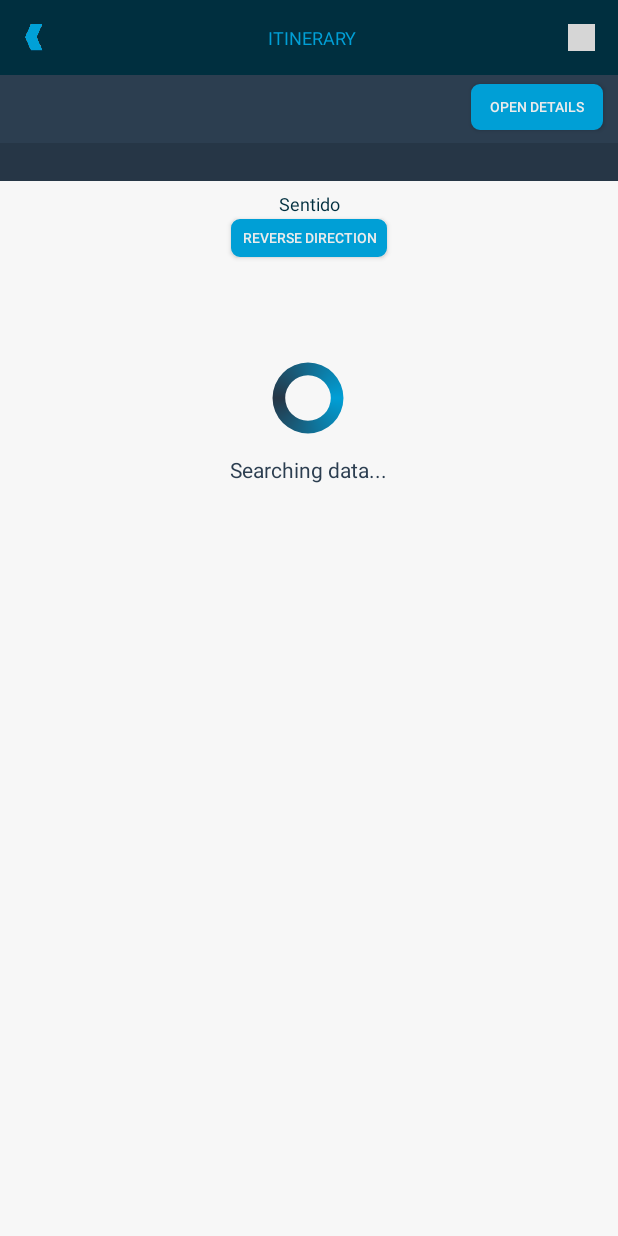
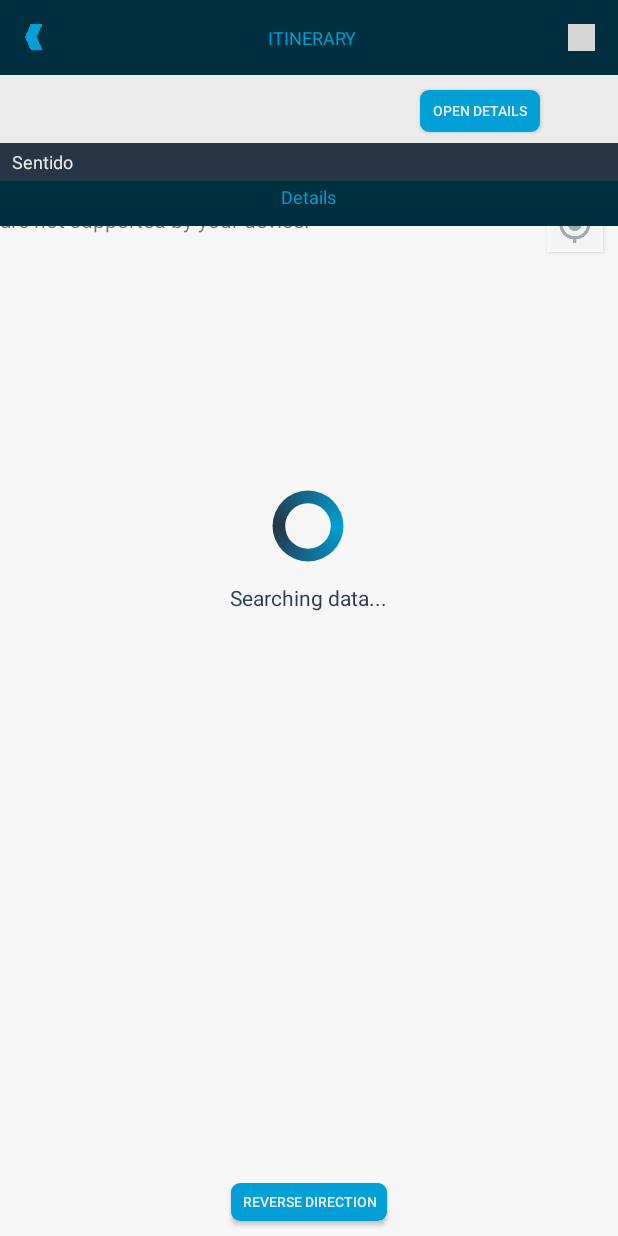
Before and after one commit to alanlyra/PDO, an Android app: the ItinerarioActivity screen opened directly, with no data from a screen before it, on a phone screen of 412 x 824 dp. Run offline under Robolectric (Android 15) with nearby library versions, the phone set to English and light mode, and no system bars; libraries missing offline, so code that uses them is left out: com.sothree.slidinguppanel; plain views replace SlidingUpPanelLayout; 1 statement that could not run was skipped; grey boxes are pictures that could not be loaded.

Commit message:
Varias alterações (Layout em Itinerario e Rotas)

```diff
--- a/app/src/main/java/br/com/anso/pdo/selecionarEndereco/SelecionarEnderecoActivity.java
+++ b/app/src/main/java/br/com/anso/pdo/selecionarEndereco/SelecionarEnderecoActivity.java
@@ -5,8 +5,10 @@ import android.os.Bundle;
 import android.os.Handler;
 import android.text.Editable;
 import android.text.TextWatcher;
+import android.view.KeyEvent;
 import android.view.View;
 import android.view.WindowManager;
+import android.view.inputmethod.EditorInfo;
 import android.widget.AdapterView;
 import android.widget.ArrayAdapter;
 import android.widget.Button;
--- a/app/src/main/res/layout/itinerario.xml
+++ b/app/src/main/res/layout/itinerario.xml
@@ -6,9 +6,9 @@
     android:background="#f7f7f7"
     tools:context="br.com.anso.pdo.itinerario.ItinerarioActivity">
 
-
         <FrameLayout
             android:layout_width="match_parent"
+            android:id="@+id/top"
             android:layout_height="50dp"
             android:layout_gravity="center_horizontal"
             android:background="@color/color_primary3">
@@ -49,17 +49,154 @@
                 android:background="@drawable/home"
                 android:layout_gravity="right|center_vertical"
                 android:layout_marginRight="15dp" />
+
         </FrameLayout>
+
+        <ImageView
+            android:id="@+id/click5"
+            android:layout_width="25dp"
+            android:layout_height="25dp"
+            android:layout_gravity="right|center_vertical"
+            android:rotation="90"
+            android:layout_marginLeft="230dp"
+            android:layout_marginTop="60dp"
+            android:background="@drawable/touchpoint3"
+            android:duration="6000"
+            android:repeatCount="infinite"
+            android:visibility="gone"/>
+
+        <Button
+            android:layout_width="80dp"
+            android:layout_height="28dp"
+            android:layout_marginTop="60dp"
+            android:layout_marginLeft="280dp"
+            android:id="@+id/botaoDeItinerario"
+            android:text="@string/detalhes_Itinerario_Abrir"
+            android:textSize="9dp"
+            android:layout_gravity="right|center_vertical"
+            android:background="@drawable/cornerborder"
+            android:textColor="@color/color_primary1"
+            android:layout_marginRight="10dp"
+            android:onClick="MostrarDetalhesItinerario"
+            android:visibility="visible"/>
+
+
+        <LinearLayout
+            android:layout_width="match_parent"
+            android:layout_height="45dp"
+            android:id="@+id/linha"
+            android:background="@color/color_primary1"
+            android:layout_marginTop="0dp"
+            android:layout_below="@+id/top">
+
+            <LinearLayout
+                android:id="@+id/flag_itinerario"
+                android:layout_height="40dp"
+                android:layout_width="40dp"
+                android:layout_marginTop="1dp"
+                android:layout_marginBottom="6dp"
+                android:layout_marginLeft="-34dp"
+                android:rotation = "16"
+                android:orientation="vertical"
+                android:layout_gravity="center_vertical"
+                />
+
+            <LinearLayout
+                android:id="@+id/flag3"
+                android:layout_height="6dp"
+                android:layout_width="40dp"
+                android:layout_marginBottom="20dp"
+                android:layout_marginLeft="-30dp"
+                android:background="@color/color_primary1"
+                android:orientation="vertical"
+                android:layout_gravity="center_vertical"
+                />
+
+            <TextView
+                android:id="@+id/num_linha"
+                android:maxWidth="200dp"
+                android:layout_width="wrap_content"
+                android:layout_height="wrap_content"
+                android:paddingTop="7dp"
+                android:layout_marginLeft="10dp"
+                android:textSize="16dp"
+                android:textColor="@color/color_primary3"
+                android:layout_marginTop="-2dp" />
+
+            <TextView
+                android:id="@+id/consorcio"
+                android:maxWidth="200dp"
+                android:layout_width="wrap_content"
+                android:layout_height="wrap_content"
+                android:textSize="11dp"
+                android:textColor="@color/color_primary3"
+                android:layout_gravity="left|center_vertical"
+                android:layout_marginTop="10dp"
+                android:layout_marginLeft="-28dp" />
+
+        </LinearLayout>
+
+        <LinearLayout
+            android:layout_width="match_parent"
+            android:layout_height="25dp"
+            android:layout_marginTop="0dp"
+            android:background="@color/listview2"
+            android:id="@+id/tempodeviagem"
+            android:layout_below="@+id/linha">
+
+            <FrameLayout
+                android:layout_width="match_parent"
+                android:layout_height="match_parent"
+                android:id="@+id/tempodeviagem2">
+
+                <TextView
+                    android:layout_width="match_parent"
+                    android:layout_height="wrap_content"
+                    android:gravity="left"
+                    android:id="@+id/sentido"
+                    android:textColor="@color/color_primary1"
+                    android:text="Sentido"
+                    android:layout_gravity="center"
+                    android:textSize="12dp"
+                    android:layout_marginLeft="5dp"
+                    android:textColorHint="#002F3F"
+                    android:textIsSelectable="true"
+                    android:singleLine="false" />
+
+                <TextView
+                    android:id="@+id/duracao"
+                    android:layout_width="wrap_content"
+                    android:layout_height="wrap_content"
+                    android:textSize="12dp"
+                    android:gravity="right"
+                    android:textAlignment="gravity"
+                    android:textColor="#009FD6"
+                    android:layout_marginLeft="240dp"
+                    android:layout_gravity="center_vertical" />
+
+                <TextView
+                    android:id="@+id/duracaoTXT"
+                    android:layout_width="wrap_content"
+                    android:layout_height="wrap_content"
+                    android:textSize="12dp"
+                    android:textColor="#95a4a6"
+                    android:layout_marginLeft="290dp"
+                    android:layout_gravity="center_vertical" />
+            </FrameLayout>
+
+        </LinearLayout>
+
 
     <com.sothree.slidinguppanel.SlidingUpPanelLayout
         xmlns:sothree="http://schemas.android.com/apk/res-auto"
         android:id="@+id/sliding_layoutItinerario"
         android:layout_width="match_parent"
         android:layout_height="match_parent"
-        android:layout_marginTop="50dp"
+        android:layout_below="@+id/tempodeviagem"
+        android:layout_marginTop="0dp"
         android:gravity="bottom"
-        sothree:umanoPanelHeight="140dp"
-        sothree:umanoParallaxOffset="100dp"
+        sothree:umanoPanelHeight="0dp"
+        sothree:umanoParallaxOffset="10dp"
         sothree:umanoShadowHeight="0dp"
         sothree:umanoScrollableView="@+id/listlinhasdoponto"
         sothree:umanoAnchorPoint="1"
@@ -86,6 +223,20 @@
                 android:background="@drawable/gpsbutton"
                 android:alpha="0.8"
                 android:paddingRight="10dp"/>
+
+            <Button
+                android:layout_width="104dp"
+                android:layout_height="25dp"
+                android:layout_marginBottom="10dp"
+                android:id="@+id/botaoDeInversao"
+                android:text="@string/inverter_sentido"
+                android:textSize="9dp"
+                android:background="@drawable/cornerborder"
+                android:textColor="@color/color_primary1"
+                android:layout_gravity="bottom|center_horizontal"
+                android:onClick="InverterPartidaeDestino"
+                android:visibility="visible"
+                android:layout_weight="0.01" />
         </fragment>
 
         <FrameLayout
@@ -94,236 +245,75 @@
             android:layout_alignParentTop="true"
             android:layout_centerHorizontal="true">
 
-            <RelativeLayout
-                android:layout_width="match_parent"
-                android:layout_height="180dp"
-                android:layout_gravity="top"
-                android:orientation="vertical">
 
-                <LinearLayout
-                    android:layout_width="match_parent"
-                    android:layout_height="45dp"
-                    android:background="@color/listview1">
-
-                    <!--<LinearLayout
-                        android:id="@+id/flag_itinerario"
-                        android:layout_height="match_parent"
-                        android:layout_width="5dp"
-                        android:layout_marginTop="5dp"
-                        android:orientation="vertical"
-                        android:layout_gravity="center_vertical"
-                        android:layout_marginBottom="5dp" />-->
-
-                    <LinearLayout
-                        android:id="@+id/flag_itinerario"
-                        android:layout_height="40dp"
-                        android:layout_width="40dp"
-                        android:layout_marginTop="1dp"
-                        android:layout_marginBottom="6dp"
-                        android:layout_marginLeft="-34dp"
-                        android:rotation = "16"
-                        android:orientation="vertical"
-                        android:layout_gravity="center_vertical"
-                        />
-
-                    <LinearLayout
-                        android:id="@+id/flag3"
-                        android:layout_height="6dp"
-                        android:layout_width="40dp"
-                        android:layout_marginBottom="20dp"
-                        android:layout_marginLeft="-30dp"
-                        android:background="@color/listview1"
-                        android:orientation="vertical"
-                        android:layout_gravity="center_vertical"
-                        />
-
-                    <TextView
-                        android:id="@+id/num_linha"
-                        android:layout_width="wrap_content"
-                        android:layout_height="wrap_content"
-                        android:paddingTop="7dp"
-                        android:layout_marginLeft="10dp"
-                        android:textSize="16dp"
-                        android:textColor="#f7f7f7"
-                        android:layout_marginTop="-2dp" />
-
-                    <TextView
-                        android:id="@+id/consorcio"
-                        android:layout_width="wrap_content"
-                        android:layout_height="wrap_content"
-                        android:textSize="11dp"
-                        android:textColor="#95a4a6"
-                        android:layout_gravity="left|center_vertical"
-                        android:layout_marginTop="10dp"
-                        android:layout_marginLeft="-28dp" />
-                </LinearLayout>
-
-                <LinearLayout
-                    android:layout_width="match_parent"
-                    android:layout_height="25dp"
-                    android:layout_marginTop="45dp"
-                    android:background="@color/listview2"
-                    android:id="@+id/tempodeviagem">
-
-                    <FrameLayout
-                        android:layout_width="match_parent"
-                        android:layout_height="match_parent"
-                        android:id="@+id/tempodeviagem2">
-
-                        <TextView
-                            android:id="@+id/duracao"
-                            android:layout_width="wrap_content"
-                            android:layout_height="wrap_content"
-                            android:textSize="12dp"
-                            android:textColor="#009FD6"
-                            android:layout_marginLeft="15dp"
-                            android:layout_gravity="center_vertical" />
-
-                        <TextView
-                            android:id="@+id/duracaoTXT"
-                            android:layout_width="wrap_content"
-                            android:layout_height="wrap_content"
-                            android:textSize="12dp"
-                            android:textColor="#95a4a6"
-                            android:layout_marginLeft="65dp"
-                            android:layout_gravity="center_vertical" />
-                    </FrameLayout>
-
-                </LinearLayout>
-
-
-                <FrameLayout
-                    android:layout_width="match_parent"
-                    android:layout_height="70dp"
-                    android:background="#f7f7f7"
-                    android:layout_weight="1.21"
-                    android:paddingTop="-20dp"
-                    android:layout_below="@+id/tempodeviagem">
-
-                    <TextView
-                        android:layout_width="match_parent"
-                        android:layout_height="wrap_content"
-                        android:gravity="center"
-                        android:id="@+id/sentido"
-                        android:layout_marginTop="-20dp"
-                        android:textColor="#002F3F"
-                        android:text="Sentido"
-                        android:layout_gravity="center"
-                        android:textSize="12dp"
-                        android:textColorHint="#002F3F"
-                        android:textIsSelectable="true"
-                        android:textAlignment="center"
-                        android:singleLine="false" />
-
-                </FrameLayout>
 
             <LinearLayout
                 android:layout_width="match_parent"
                 android:layout_height="match_parent"
+                android:layout_gravity="center_horizontal|bottom"
                 android:orientation="vertical"
-                    android:weightSum="1">
+                android:layout_below="@+id/detalhes">
 
-                    <!--<ImageView
-                        android:layout_width="50dp"
-                        android:layout_height="50dp"
-                        android:layout_marginTop="70dp"
-                        android:id="@+id/botaoDeInversao"
-                        android:background="@drawable/reverse2"
-                        android:layout_marginRight="22dp"
-                        android:layout_gravity="right"
-                        android:onClick="InverterPartidaeDestino"
-                        android:visibility="visible"/>-->
+                <LinearLayout
+                    android:orientation="vertical"
+                    android:layout_width="match_parent"
+                    android:layout_height="30dp"
+                    android:layout_marginTop="0dp"
+                    android:background="@color/color_primary3"
+                    android:id="@+id/detalhes">
 
-                    <Button
-                        android:layout_width="104dp"
-                        android:layout_height="25dp"
-                        android:layout_marginTop="96dp"
-                        android:id="@+id/botaoDeInversao"
-                        android:text="@string/inverter_sentido"
-                        android:textSize="9dp"
-                        android:background="@drawable/cornerborder"
-                        android:textColor="@color/color_primary1"
+                    <TextView
+                        android:layout_width="wrap_content"
+                        android:layout_height="wrap_content"
                         android:layout_gravity="center"
-                        android:onClick="InverterPartidaeDestino"
-                        android:visibility="visible"
-                        android:layout_weight="0.01" />
-
-                    <Button
-                        android:layout_width="wrap_content"
-                        android:layout_height="30dp"
-                        android:layout_marginTop="-115dp"
-                        android:id="@+id/botaoDeItinerario"
-                        android:text="@string/detalhes_Itinerario_Abrir"
-                        android:textSize="9dp"
-                        android:background="@drawable/cornerborder"
-                        android:textColor="@color/color_primary1"
-                        android:layout_marginRight="10dp"
-                        android:layout_gravity="right"
-                        android:onClick="MostrarDetalhesItinerario"
-                        android:visibility="visible"
-                        android:layout_weight="0.02" />
-
-                    <ImageView
-                        android:id="@+id/click5"
-                        android:layout_width="25dp"
-                        android:layout_height="25dp"
-                        android:layout_gravity="right"
-                        android:layout_marginRight="40dp"
-                        android:layout_marginTop="-1dp"
-                        android:background="@drawable/touchpoint3"
-                        android:duration="6000"
-                        android:repeatCount="infinite" />
+                        android:layout_marginTop="2dp"
+                        android:text="@string/detalhes"
+                        android:textSize="12dp"
+                        android:textColor="@color/color_primary"
+                        />
 
                 </LinearLayout>
-
-            </RelativeLayout>
-
-            <LinearLayout
-                android:layout_width="match_parent"
-                android:layout_height="match_parent"
-                android:orientation="vertical"
-                android:layout_gravity="center_horizontal|bottom">
 
                 <ListView
                     android:id="@+id/list"
                     android:layout_width="match_parent"
                     android:layout_height="match_parent"
-                    android:layout_marginTop="140dp"
+                    android:layout_marginTop="-10dp"
+                    android:background="#f7f7f7"
+                    android:clickable="true"
+                    android:divider="#f7f7f7"
                     android:dividerHeight="0.1dp"
-                    android:clickable="true"
                     android:drawSelectorOnTop="false"
-                    android:visibility="visible"
-                    android:background="#f7f7f7"
-                    android:divider="#f7f7f7"/>
+                    android:visibility="visible" />
 
                 <LinearLayout
+                    android:id="@+id/itinerarioNaoCarregado"
                     android:layout_width="match_parent"
                     android:layout_height="match_parent"
-                    android:id="@+id/itinerarioNaoCarregado"
-                    android:orientation="vertical"
-                    android:layout_marginTop="100dp">
+                    android:layout_marginTop="100dp"
+                    android:orientation="vertical">
 
                     <TextView
                         android:id="@+id/itinerarioNaoCarregadoText"
                         android:layout_width="match_parent"
                         android:layout_height="wrap_content"
                         android:layout_gravity="center_horizontal"
+                        android:layout_marginBottom="10dp"
+                        android:layout_marginTop="10dp"
+                        android:gravity="center"
+                        android:paddingTop="4dp"
                         android:text="@string/falha_de_conex_o"
-                        android:gravity="center"
-                        android:textColor="#000"
-                        android:paddingTop="4dp"
-                        android:layout_marginTop="10dp"
-                        android:layout_marginBottom="10dp"/>
+                        android:textColor="#000" />
 
                     <Button
+                        android:id="@+id/tentarNovamente"
                         android:layout_width="270dp"
                         android:layout_height="wrap_content"
-                        android:text="@string/tentar_novamente"
-                        android:id="@+id/tentarNovamente"
-                        android:background="@drawable/cornerborder"
                         android:layout_gravity="center_horizontal"
                         android:layout_marginBottom="10dp"
-                        android:onClick="tentarNovamente"/>
+                        android:background="@drawable/cornerborder"
+                        android:onClick="tentarNovamente"
+                        android:text="@string/tentar_novamente" />
 
                 </LinearLayout>
 
@@ -333,12 +323,12 @@
                     android:layout_marginTop="70dp">
 
                     <LinearLayout
-                        android:orientation="vertical"
+                        android:id="@+id/barLinear"
                         android:layout_width="wrap_content"
                         android:layout_height="wrap_content"
-                        android:id="@+id/barLinear"
-                        android:visibility="gone"
-                        android:layout_centerInParent="true">
+                        android:layout_centerInParent="true"
+                        android:orientation="vertical"
+                        android:visibility="gone">
 
                         <ProgressBar
                             android:id="@+id/progressBar"
@@ -346,20 +336,19 @@
                             android:layout_width="wrap_content"
                             android:layout_height="wrap_content"
                             android:layout_centerHorizontal="true"
-                            android:indeterminateDrawable="@drawable/progress_circle"
-                            android:layout_gravity="center_horizontal|top">
-                        </ProgressBar>
+                            android:layout_gravity="center_horizontal|top"
+                            android:indeterminateDrawable="@drawable/progress_circle"></ProgressBar>
 
                         <TextView
+                            android:id="@+id/progressTxt"
                             android:layout_width="wrap_content"
                             android:layout_height="wrap_content"
+                            android:layout_centerHorizontal="true"
+                            android:layout_gravity="center_horizontal|bottom"
+                            android:text="@string/buscando_dados"
                             android:textAppearance="?android:attr/textAppearanceMedium"
-                            android:text="@string/buscando_dados"
-                            android:id="@+id/progressTxt"
-                            android:layout_centerHorizontal="true"
                             android:textColor="@color/listview1"
-                            android:textSize="14dp"
-                            android:layout_gravity="center_horizontal|bottom" />
+                            android:textSize="14dp" />
                     </LinearLayout>
                 </RelativeLayout>
 
```
Also changed, not shown: app/src/main/res/layout/local_partida_destino.xml (+6 -4 lines), app/src/main/res/layout/rota.xml (+89 -60 lines). Lines whose indentation alone changed are shown as unchanged.
